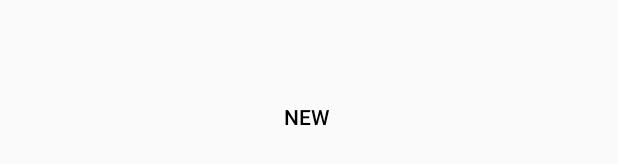
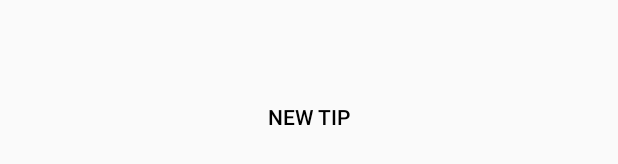
Before and after one commit to mfukano/JustTheTip, an Android app: the layout tip.xml on its own in the app's theme, with its tools: preview values and no code run, on a phone screen of 412 x 824 dp. Shown: the part 501-665 px from the top of the screen. Run offline under Robolectric (Android 15) with nearby library versions, the phone set to English and light mode, and no system bars.

Commit message:
new tip button text
That's literally it

```diff
--- a/app/src/main/res/layout/tip.xml
+++ b/app/src/main/res/layout/tip.xml
@@ -7,7 +7,7 @@
     style="?android:attr/borderlessButtonStyle"
     android:layout_width="match_parent"
     android:layout_height="wrap_content"
-    android:text="New "
+    android:text="new tip"
     android:id="@+id/newTip"
     android:gravity="center"
     android:layout_weight="1"/>
```
